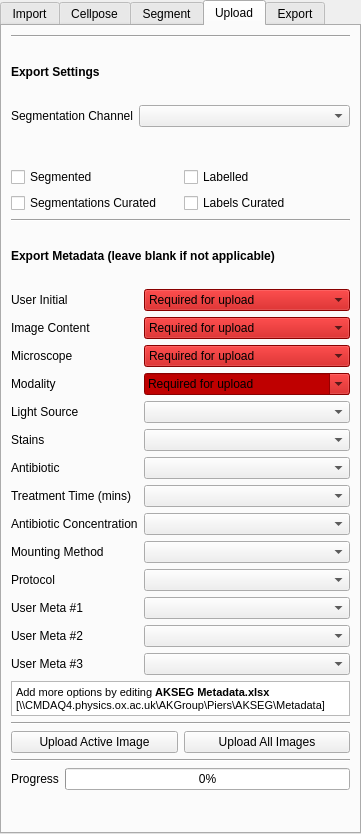
This is src/napari_akseg/akseg_ui.ui in piedrro/napari-akseg as Qt 5 draws it before an edit. The edited form follows.
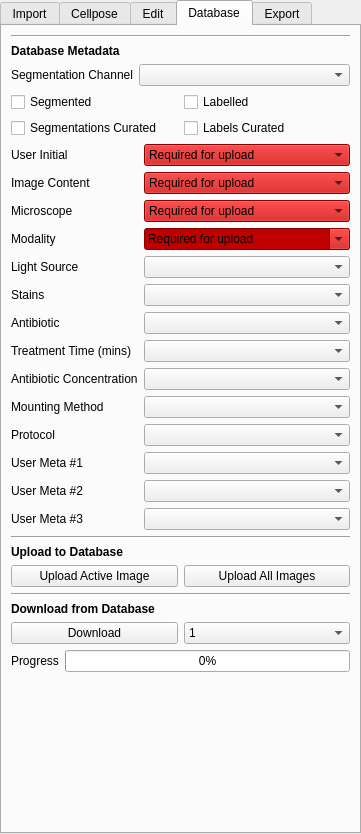
This is the edited form. The open tabs and pages were chosen to show the change.

Commit message: Added function to download database files that match selected metadata options.

```diff
--- a/src/napari_akseg/akseg_ui.ui
+++ b/src/napari_akseg/akseg_ui.ui
@@ -784,7 +784,7 @@
     <bool>true</bool>
    </property>
    <attribute name="title">
-    <string>Segment</string>
+    <string>Edit</string>
    </attribute>
    <layout class="QVBoxLayout" name="verticalLayout_3">
     <item>
@@ -1108,7 +1108,7 @@
     <bool>true</bool>
    </property>
    <attribute name="title">
-    <string>Upload</string>
+    <string>Database</string>
    </attribute>
    <layout class="QVBoxLayout" name="verticalLayout_4">
     <item>
@@ -1119,7 +1119,7 @@
      </widget>
     </item>
     <item>
-     <widget class="QLabel" name="label_21">
+     <widget class="QLabel" name="label_15">
       <property name="font">
        <font>
         <weight>75</weight>
@@ -1127,7 +1127,7 @@
        </font>
       </property>
       <property name="text">
-       <string>Export Settings</string>
+       <string>Database Metadata</string>
       </property>
      </widget>
     </item>
@@ -1177,26 +1177,6 @@
       </item>
      </layout>
     </item>
-    <item>
-     <widget class="Line" name="line_17">
-      <property name="orientation">
-       <enum>Qt::Horizontal</enum>
-      </property>
-     </widget>
-    </item>
-    <item>
-     <widget class="QLabel" name="label_15">
-      <property name="font">
-       <font>
-        <weight>75</weight>
-        <bold>true</bold>
-       </font>
-      </property>
-      <property name="text">
-       <string>Export Metadata (leave blank if not applicable)</string>
-      </property>
-     </widget>
-    </item>
     <item>
      <layout class="QFormLayout" name="formLayout_3">
       <item row="0" column="0">
@@ -1630,33 +1610,6 @@
       </item>
      </layout>
     </item>
-    <item>
-     <widget class="QTextEdit" name="textEdit_2">
-      <property name="maximumSize">
-       <size>
-        <width>16777215</width>
-        <height>35</height>
-       </size>
-      </property>
-      <property name="verticalScrollBarPolicy">
-       <enum>Qt::ScrollBarAlwaysOff</enum>
-      </property>
-      <property name="horizontalScrollBarPolicy">
-       <enum>Qt::ScrollBarAlwaysOff</enum>
-      </property>
-      <property name="sizeAdjustPolicy">
-       <enum>QAbstractScrollArea::AdjustToContents</enum>
-      </property>
-      <property name="html">
-       <string>&lt;!DOCTYPE HTML PUBLIC &quot;-//W3C//DTD HTML 4.0//EN&quot; &quot;http://www.w3.org/TR/REC-html40/strict.dtd&quot;&gt;
-&lt;html&gt;&lt;head&gt;&lt;meta name=&quot;qrichtext&quot; content=&quot;1&quot; /&gt;&lt;style type=&quot;text/css&quot;&gt;
-p, li { white-space: pre-wrap; }
-&lt;/style&gt;&lt;/head&gt;&lt;body style=&quot; font-family:'MS Shell Dlg 2'; font-size:8.25pt; font-weight:400; font-style:normal;&quot;&gt;
-&lt;p style=&quot; margin-top:0px; margin-bottom:0px; margin-left:0px; margin-right:0px; -qt-block-indent:0; text-indent:0px;&quot;&gt;Add more options by editing &lt;span style=&quot; font-weight:600;&quot;&gt;AKSEG Metadata.xlsx&lt;/span&gt;&lt;/p&gt;
-&lt;p style=&quot; margin-top:0px; margin-bottom:0px; margin-left:0px; margin-right:0px; -qt-block-indent:0; text-indent:0px;&quot;&gt;[\\CMDAQ4.physics.ox.ac.uk\AKGroup\Piers\AKSEG\Metadata]&lt;/p&gt;&lt;/body&gt;&lt;/html&gt;</string>
-      </property>
-     </widget>
-    </item>
     <item>
      <widget class="Line" name="line">
       <property name="orientation">
@@ -1664,6 +1617,19 @@
       </property>
      </widget>
     </item>
+    <item>
+     <widget class="QLabel" name="label_32">
+      <property name="font">
+       <font>
+        <weight>75</weight>
+        <bold>true</bold>
+       </font>
+      </property>
+      <property name="text">
+       <string>Upload to Database</string>
+      </property>
+     </widget>
+    </item>
     <item>
      <layout class="QGridLayout" name="gridLayout_7">
       <item row="0" column="1">
@@ -1689,6 +1655,69 @@
       </property>
      </widget>
     </item>
+    <item>
+     <widget class="QLabel" name="label_41">
+      <property name="font">
+       <font>
+        <weight>75</weight>
+        <bold>true</bold>
+       </font>
+      </property>
+      <property name="text">
+       <string>Download from Database</string>
+      </property>
+     </widget>
+    </item>
+    <item>
+     <layout class="QGridLayout" name="gridLayout_10">
+      <item row="0" column="1">
+       <widget class="QComboBox" name="database_download_limit">
+        <item>
+         <property name="text">
+          <string>1</string>
+         </property>
+        </item>
+        <item>
+         <property name="text">
+          <string>5</string>
+         </property>
+        </item>
+        <item>
+         <property name="text">
+          <string>10</string>
+         </property>
+        </item>
+        <item>
+         <property name="text">
+          <string>20</string>
+         </property>
+        </item>
+        <item>
+         <property name="text">
+          <string>50</string>
+         </property>
+        </item>
+        <item>
+         <property name="text">
+          <string>100</string>
+         </property>
+        </item>
+        <item>
+         <property name="text">
+          <string>All</string>
+         </property>
+        </item>
+       </widget>
+      </item>
+      <item row="0" column="0">
+       <widget class="QPushButton" name="database_download">
+        <property name="text">
+         <string>Download</string>
+        </property>
+       </widget>
+      </item>
+     </layout>
+    </item>
     <item>
      <layout class="QFormLayout" name="formLayout_12">
       <item row="0" column="1">
@@ -1710,6 +1739,19 @@
       </item>
      </layout>
     </item>
+    <item>
+     <spacer name="verticalSpacer_4">
+      <property name="orientation">
+       <enum>Qt::Vertical</enum>
+      </property>
+      <property name="sizeHint" stdset="0">
+       <size>
+        <width>20</width>
+        <height>40</height>
+       </size>
+      </property>
+     </spacer>
+    </item>
    </layout>
   </widget>
   <widget class="QWidget" name="export_tab">
```
Left out of the diff: 30 changed lines with no effect on the pictures. The commit also changes 5 other files.
